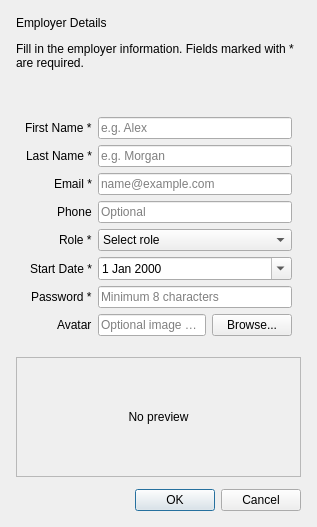
2A31ProjetCpp2526/2a31-create-teams-smart-digital-content-creation-studio, file ui/employerform.ui: the form before one commit.
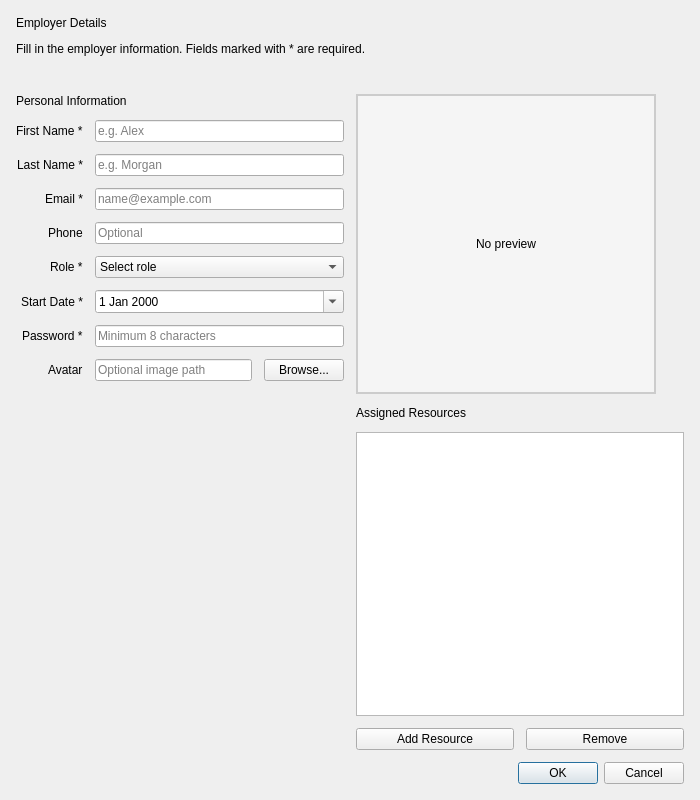
The form after the commit.

Commit message: feat: Complete employer-resource integration with avatar preview

```diff
--- a/ui/employerform.ui
+++ b/ui/employerform.ui
@@ -5,6 +5,12 @@
   <property name="windowTitle">
    <string>Employer</string>
   </property>
+  <property name="minimumSize">
+   <size>
+    <width>700</width>
+    <height>800</height>
+   </size>
+  </property>
   <layout class="QVBoxLayout" name="verticalLayout">
    <property name="spacing">
     <number>12</number>
@@ -58,7 +64,17 @@
     </widget>
    </item>
    <item>
-    <widget class="QWidget" name="formContainer" native="true">
+    <layout class="QHBoxLayout" name="mainLayout">
+     <item>
+      <layout class="QVBoxLayout" name="formLayout_main">
+       <item>
+        <widget class="QLabel" name="label_info">
+         <property name="text">
+          <string>Personal Information</string>
+         </property>
+        </widget>
+       </item>
+       <item>
      <layout class="QFormLayout" name="formLayout">
       <property name="labelAlignment">
        <set>Qt::AlignRight|Qt::AlignTrailing|Qt::AlignVCenter</set>
@@ -220,16 +236,41 @@
        </layout>
       </item>
      </layout>
-    </widget>
-   </item>
+       </item>
+       <item>
+        <spacer name="verticalSpacer">
+         <property name="orientation">
+          <enum>Qt::Vertical</enum>
+         </property>
+         <property name="sizeHint" stdset="0">
+          <size>
+           <width>20</width>
+           <height>40</height>
+          </size>
+         </property>
+        </spacer>
+       </item>
+      </layout>
+     </item>
+     <item>
+      <layout class="QVBoxLayout" name="avatarLayout_2">
    <item>
     <widget class="QLabel" name="avatarPreviewLabel">
      <property name="minimumSize">
       <size>
-       <width>120</width>
-       <height>120</height>
-      </size>
-     </property>
+           <width>300</width>
+           <height>300</height>
+          </size>
+         </property>
+         <property name="maximumSize">
+          <size>
+           <width>300</width>
+           <height>300</height>
+          </size>
+         </property>
+         <property name="styleSheet">
+          <string notr="true">QLabel { border: 2px solid #ccc; border-radius: 0px; background-color: #f5f5f5; }</string>
+         </property>
      <property name="frameShape">
       <enum>QFrame::StyledPanel</enum>
      </property>
@@ -242,6 +283,45 @@
     </widget>
    </item>
    <item>
+        <widget class="QLabel" name="resourceLabel">
+         <property name="text">
+          <string>Assigned Resources</string>
+         </property>
+        </widget>
+       </item>
+       <item>
+        <widget class="QListWidget" name="resourceListWidget">
+         <property name="minimumSize">
+          <size>
+           <width>280</width>
+           <height>120</height>
+          </size>
+         </property>
+        </widget>
+       </item>
+       <item>
+        <layout class="QHBoxLayout" name="resourceButtonLayout">
+         <item>
+          <widget class="QPushButton" name="addResourceButton">
+           <property name="text">
+            <string>Add Resource</string>
+           </property>
+          </widget>
+         </item>
+         <item>
+          <widget class="QPushButton" name="removeResourceButton">
+           <property name="text">
+            <string>Remove</string>
+           </property>
+          </widget>
+         </item>
+        </layout>
+       </item>
+      </layout>
+     </item>
+    </layout>
+   </item>
+   <item>
     <widget class="QDialogButtonBox" name="buttonBox">
      <property name="orientation">
       <enum>Qt::Horizontal</enum>
```
Left out of the diff: 16 changed lines with no effect on the pictures. Lines whose indentation alone changed are shown as unchanged. The commit also changes 610 other files.
